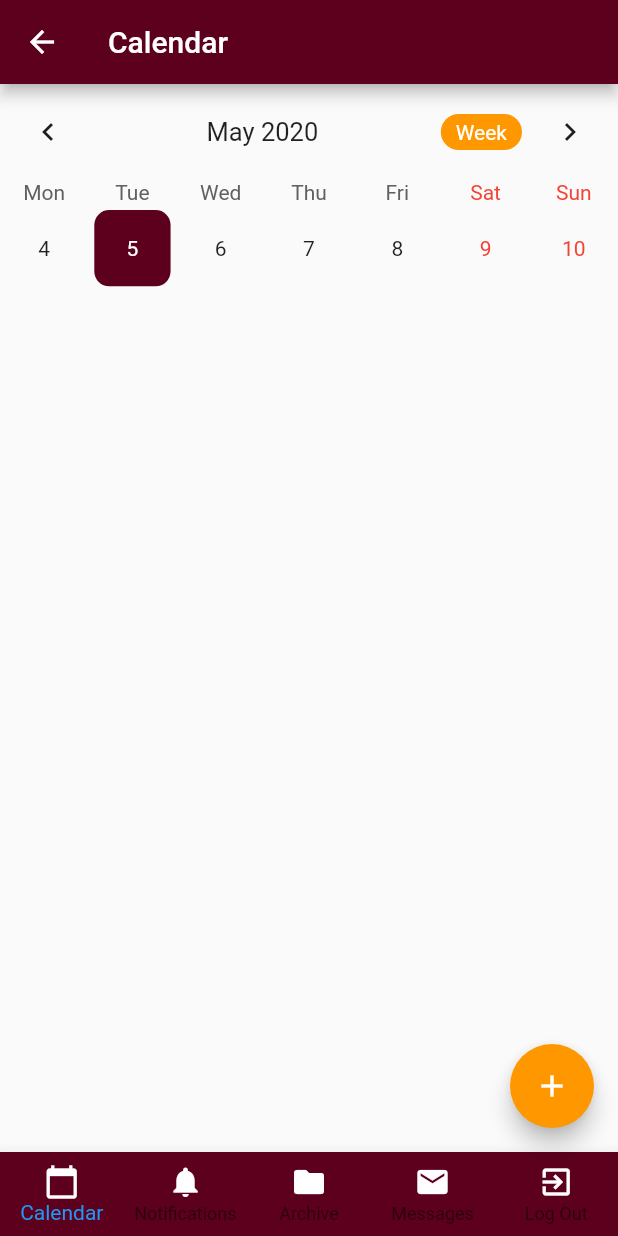
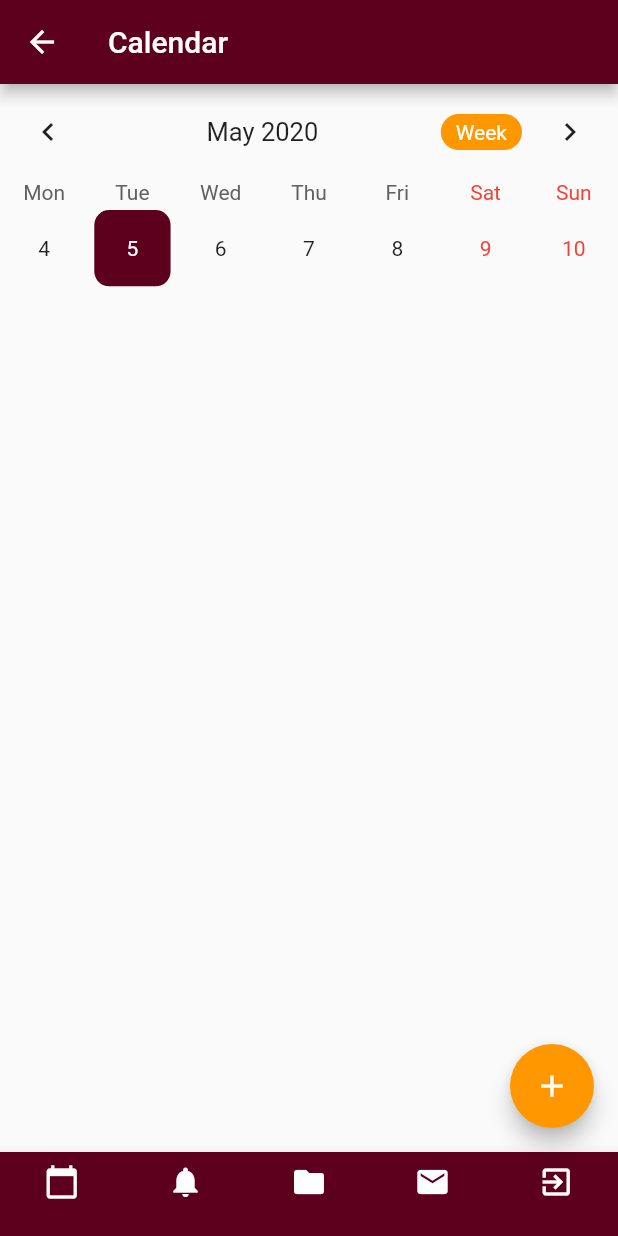
Before and after one commit to The-Brainiacs/elearning, a Flutter app: the CalendarPage screen opened directly, on a phone screen of 412 x 824 dp. Run offline on Flutter 3.47's test engine with Material 2 defaults, Android fonts, the phone set to English and light mode, and no system bars; drawn by our look-alikes of table_calendar; Roboto replaces fonts that are missing (Arial).

```diff
--- a/lib/ui/views/calendar.dart
+++ b/lib/ui/views/calendar.dart
@@ -1,5 +1,7 @@
 import 'package:flutter/material.dart';
 import 'package:table_calendar/table_calendar.dart';
+//import 'package:firebase/firebase.dart';
+
 
 class CalendarPage extends StatefulWidget {
   @override
@@ -9,14 +11,13 @@ class CalendarPage extends StatefulWidget {
 class _CalendarPageState extends State<CalendarPage> {
   CalendarController _controller;
   Map<DateTime, List<dynamic>> _events;
-  //TextEditingController _eventController;
+
 
   @override
   void initState() {
     super.initState();
     _controller = CalendarController();
-    //_eventController = TextEditingController();
-    _events = {};
+
   }
 
   Map<String, dynamic> encodeMap(Map<DateTime, dynamic> map) {
@@ -104,35 +105,6 @@ class _CalendarPageState extends State<CalendarPage> {
     );
   }
 
-  // _showAddDialog() {
-  //   showDialog(
-  //       context: context,
-  //       builder: (context) => AlertDialog(
-  //             content: TextField(
-  //               controller: _eventController,
-  //             ),
-  //             actions: <Widget>[
-  //               FlatButton(
-  //                 child: Text('Save'),
-  //                 onPressed: () {
-  //                   if (_eventController.text.isEmpty) return;
-  //                   setState(() {
-  //                     if (_events[_controller.selectedDay] != null) {
-  //                       _events[_controller.selectedDay]
-  //                           .add(_eventController.text);
-  //                     } else {
-  //                       _events[_controller.selectedDay] = [
-  //                         _eventController.text
-  //                       ];
-  //                     }
-  //                   });
-  //                 },
-  //               )
-  //             ],
-  //           ));
-  // }
-}
-
 BottomNavigationBar buildBottomNav() {
   return BottomNavigationBar(
     type: BottomNavigationBarType.fixed,
@@ -140,39 +112,25 @@ BottomNavigationBar buildBottomNav() {
     items: [
       BottomNavigationBarItem(
         icon: Icon(Icons.calendar_today, color: Colors.white),
-        title: Text(
-          'Calendar',
-          style: TextStyle(color: Colors.white),
-        ),
+        title: Text(''),
       ),
       BottomNavigationBarItem(
         icon: Icon(Icons.notifications, color: Colors.white),
-        title: Text(
-          'Notifications',
-          style: TextStyle(color: Colors.white),
-        ),
+        title: Text(''),
       ),
       BottomNavigationBarItem(
         icon: Icon(Icons.folder, color: Colors.white),
-        title: Text(
-          'Archive',
-          style: TextStyle(color: Colors.white),
-        ),
+        title: Text(''),
       ),
       BottomNavigationBarItem(
         icon: Icon(Icons.mail, color: Colors.white),
-        title: Text(
-          'Messages',
-          style: TextStyle(color: Colors.white),
-        ),
+        title: Text(''),
       ),
       BottomNavigationBarItem(
         icon: Icon(Icons.exit_to_app, color: Colors.white),
-        title: Text(
-          'Log Out',
-          style: TextStyle(color: Colors.white),
-        ),
+        title: Text(''),
       ),
     ],
   );
 }
+}
--- a/pubspec.yaml
+++ b/pubspec.yaml
@@ -20,8 +20,9 @@ dependencies:
   flutter:
     sdk: flutter
   provider: ^4.0.4
-  firebase_messaging: ^4.0.0+3
+  # firebase_messaging: ^4.0.0+3
   table_calendar: ^2.2.3
+  firebase: ^7.3.0
 
   # The following adds the Cupertino Icons font to your application.
   # Use with the CupertinoIcons class for iOS style icons.
```
Also changed, not shown: pubspec.lock, 8 other files.
